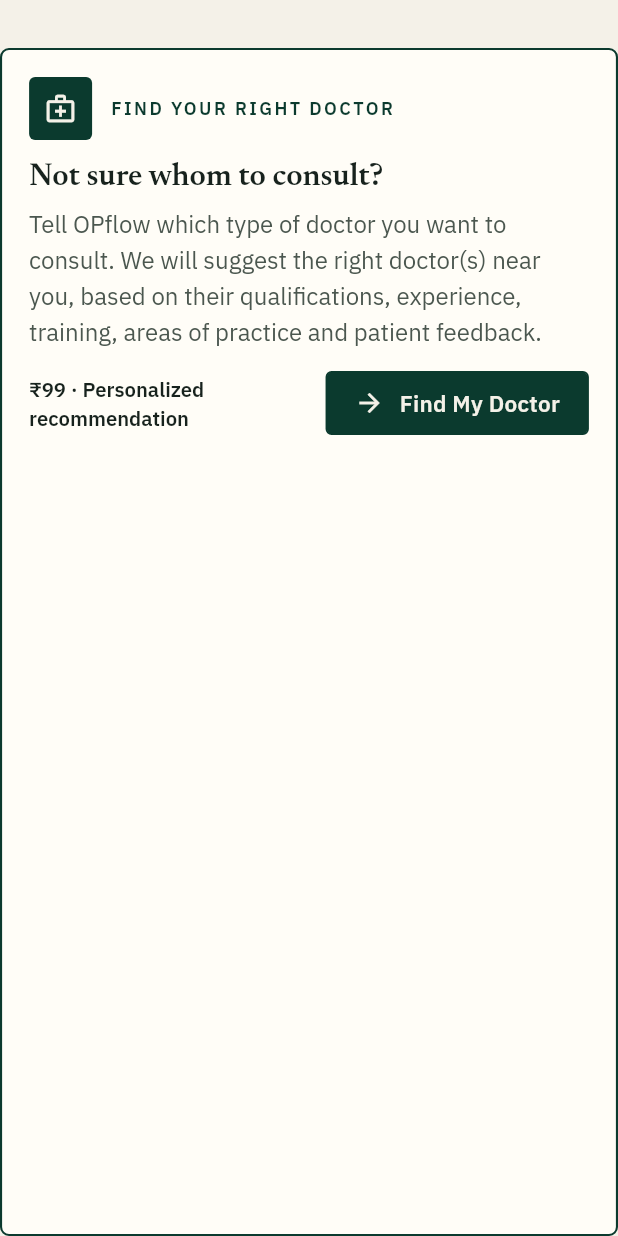
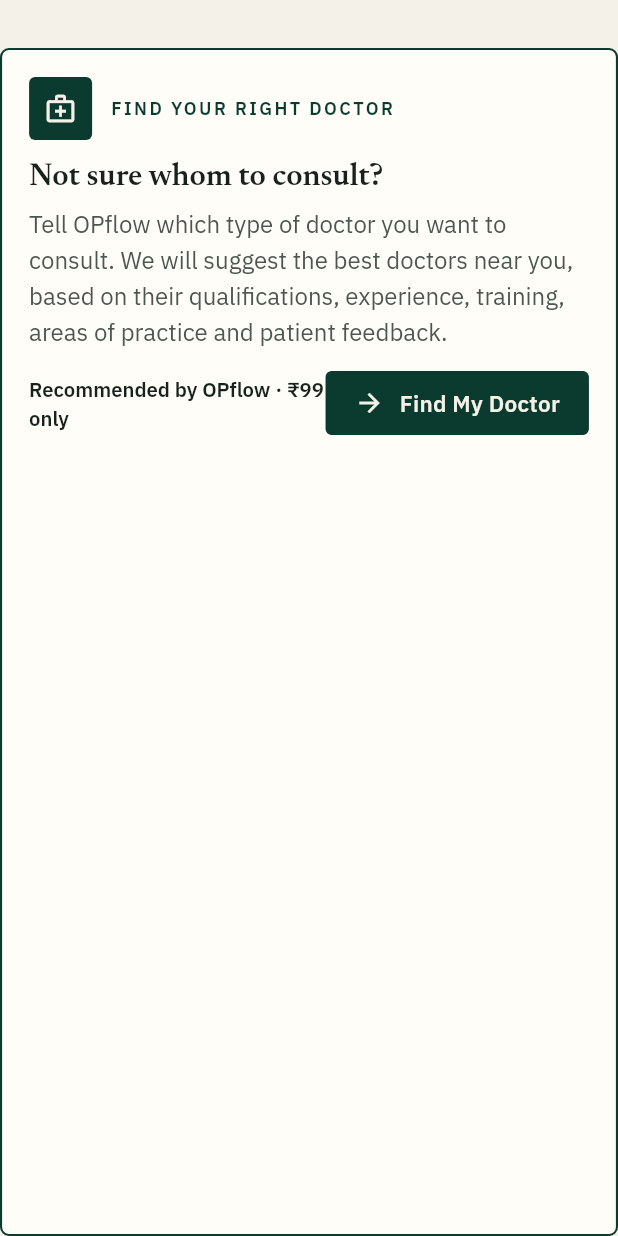
Before and after one commit to Ashok-Dd/opflow-app, a Flutter app: the RightDoctorCard widget shown alone on an empty page, opened directly, on a phone screen of 412 x 824 dp. Run offline on Flutter 3.47's test engine with Material 3 defaults, Android fonts, the phone set to English and light mode, and no system bars; our stand-ins replace firebase_core, firebase_messaging, flutter_animate, flutter_local_notifications, flutter_riverpod, flutter_secure_storage and 8 more; missing offline and left inert: dart:js_interop, flutter_cashfree_pg_sdk; accounts and stored records are empty.

Commit message:
Right Doctor card: 'We will suggest the best doctors', 'Recommended by OPflow · ₹99 only' (English + Telugu)
Co-Authored-By: Claude Opus 5.5 <noreply@anthropic.com>

```diff
--- a/lib/features/patient/picks/picks_screens.dart
+++ b/lib/features/patient/picks/picks_screens.dart
@@ -74,14 +74,14 @@ class _RightDoctorCardState extends ConsumerState<RightDoctorCard> {
             Text('Not sure whom to consult?'.tr, style: OpText.heading.copyWith(fontSize: 21)),
             const SizedBox(height: 6),
             Text(
-              'Tell OPflow which type of doctor you want to consult. We will suggest the right doctor(s) near you, based on their qualifications, experience, training, areas of practice and patient feedback.'.tr,
+              'Tell OPflow which type of doctor you want to consult. We will suggest the best doctors near you, based on their qualifications, experience, training, areas of practice and patient feedback.'.tr,
               style: OpText.body.copyWith(color: OpColors.inkSoft),
             ),
             const SizedBox(height: 14),
             Row(
               children: [
                 Expanded(
-                  child: Text('{0} · Personalized recommendation'.trf([info.priceText]),
+                  child: Text('Recommended by OPflow · {0} only'.trf([info.priceText]),
                       style: OpText.smallStrong.copyWith(color: OpColors.ink, fontSize: 13.5)),
                 ),
                 OpButton(label: 'Find My Doctor'.tr, icon: Icons.arrow_forward, expand: false, height: 42, onPressed: () => context.push('/right-doctor')),
@@ -263,7 +263,7 @@ class _PickOfferScreenState extends ConsumerState<PickOfferScreen> {
               child: Column(
                 mainAxisSize: MainAxisSize.min,
                 children: [
-                  Text('{0} · Personalized recommendation'.trf([o.priceText]), style: OpText.smallStrong),
+                  Text('Recommended by OPflow · {0} only'.trf([o.priceText]), style: OpText.smallStrong),
                   const SizedBox(height: 8),
                   OpButton(
                     label: 'Pay {0} · See my doctors'.trf([o.priceText]),
--- a/lib/l10n/te.dart
+++ b/lib/l10n/te.dart
@@ -1003,7 +1003,7 @@ const te = <String, String>{
   'Your OPflow Recommendation': 'మీ OPflow సూచన',
   'Your {0} is sent back. It reaches your account in 5–7 days.': 'మీ {0} వాపసు పంపాం. 5–7 రోజుల్లో మీ ఖాతాకు చేరుతుంది.',
   '{0} near you': 'మీ దగ్గర {0}',
-  '{0} · Personalized recommendation': '{0} · మీ కోసం ప్రత్యేక సూచన',
+  'Recommended by OPflow · {0} only': 'OPflow సిఫార్సు · కేవలం {0} మాత్రమే',
   '{0} · {1}': '{0} · {1}',
   'This is a recommendation, not a guarantee of treatment outcome.': 'ఇది ఒక సూచన మాత్రమే, చికిత్స ఫలితానికి హామీ కాదు.',
   'We look at each doctor\'s qualifications, years of relevant experience, training, areas of practice and feedback from verified OPflow patients. Doctors cannot pay to be suggested. This is a recommendation, not a guarantee of treatment outcome.': 'ప్రతి డాక్టర్ అర్హతలు, సంబంధిత అనుభవ సంవత్సరాలు, శిక్షణ, ప్రాక్టీస్ విభాగాలు, నిజమైన OPflow పేషెంట్ల అభిప్రాయాలను చూస్తాం. సూచనలో ఉండడానికి డాక్టర్లు డబ్బు చెల్లించలేరు. ఇది ఒక సూచన మాత్రమే, చికిత్స ఫలితానికి హామీ కాదు.',
@@ -1074,7 +1074,7 @@ const te = <String, String>{
   'Please update OPflow': 'దయచేసి OPflow ను అప్‌డేట్ చేయండి',
   'This version of the app is too old and cannot book or pay any more. Please install the latest OPflow. Your bookings are safe.': 'ఈ యాప్ వెర్షన్ పాతది, ఇకపై బుక్ చేయలేదు, చెల్లించలేదు. దయచేసి కొత్త OPflow ను ఇన్‌స్టాల్ చేయండి. మీ బుకింగ్‌లు సురక్షితంగా ఉన్నాయి.',
   'Open OPflow on the web': 'వెబ్‌లో OPflow తెరవండి',
-  'Tell OPflow which type of doctor you want to consult. We will suggest the right doctor(s) near you, based on their qualifications, experience, training, areas of practice and patient feedback.': 'మీరు ఏ రకం డాక్టర్‌ను కలవాలనుకుంటున్నారో OPflow కి చెప్పండి. వారి అర్హతలు, అనుభవం, శిక్షణ, ప్రాక్టీస్ విభాగాలు, పేషెంట్ల అభిప్రాయాల ఆధారంగా మీ దగ్గర సరైన డాక్టర్(ల)ను సూచిస్తాం.',
+  'Tell OPflow which type of doctor you want to consult. We will suggest the best doctors near you, based on their qualifications, experience, training, areas of practice and patient feedback.': 'మీరు ఏ రకం డాక్టర్‌ను కలవాలనుకుంటున్నారో OPflow కి చెప్పండి. వారి అర్హతలు, అనుభవం, శిక్షణ, ప్రాక్టీస్ విభాగాలు, పేషెంట్ల అభిప్రాయాల ఆధారంగా మీ దగ్గర ఉన్న ఉత్తమ డాక్టర్లను సూచిస్తాం.',
   'OPflow recommended': 'OPflow సిఫార్సు',
   'No visit booked yet': 'ఇంకా విజిట్ బుక్ చేయలేదు',
   'Book your OPD visit now and skip the long waiting line at the hospital.': 'ఇప్పుడే మీ OPD విజిట్ బుక్ చేసి, హాస్పిటల్‌లో పొడవైన క్యూను తప్పించుకోండి.',
```
